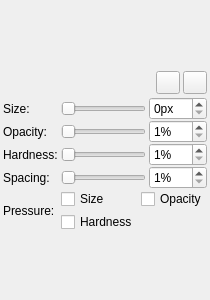
Above: src/client/ui/erasersettings.ui from drawpile/Drawpile before the change. Below: the same form after it.
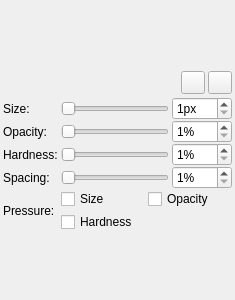
That is the form after the change. Icons and pictures are not drawn. Custom widgets are drawn as their Qt base class.

What changed in the file:
```diff
--- a/src/client/ui/erasersettings.ui
+++ b/src/client/ui/erasersettings.ui
@@ -6,7 +6,7 @@
    <rect>
     <x>0</x>
     <y>0</y>
-    <width>209</width>
+    <width>235</width>
     <height>300</height>
    </rect>
   </property>
@@ -116,8 +116,11 @@
      </item>
      <item row="0" column="1">
       <widget class="QSlider" name="brushsize">
+       <property name="minimum">
+        <number>1</number>
+       </property>
        <property name="maximum">
-        <number>64</number>
+        <number>128</number>
        </property>
        <property name="orientation">
         <enum>Qt::Horizontal</enum>
@@ -183,8 +186,11 @@
        <property name="suffix">
         <string>px</string>
        </property>
+       <property name="minimum">
+        <number>1</number>
+       </property>
        <property name="maximum">
-        <number>64</number>
+        <number>128</number>
        </property>
       </widget>
      </item>
```
Left out of the diff: 6 changed lines with no effect on the pictures.
